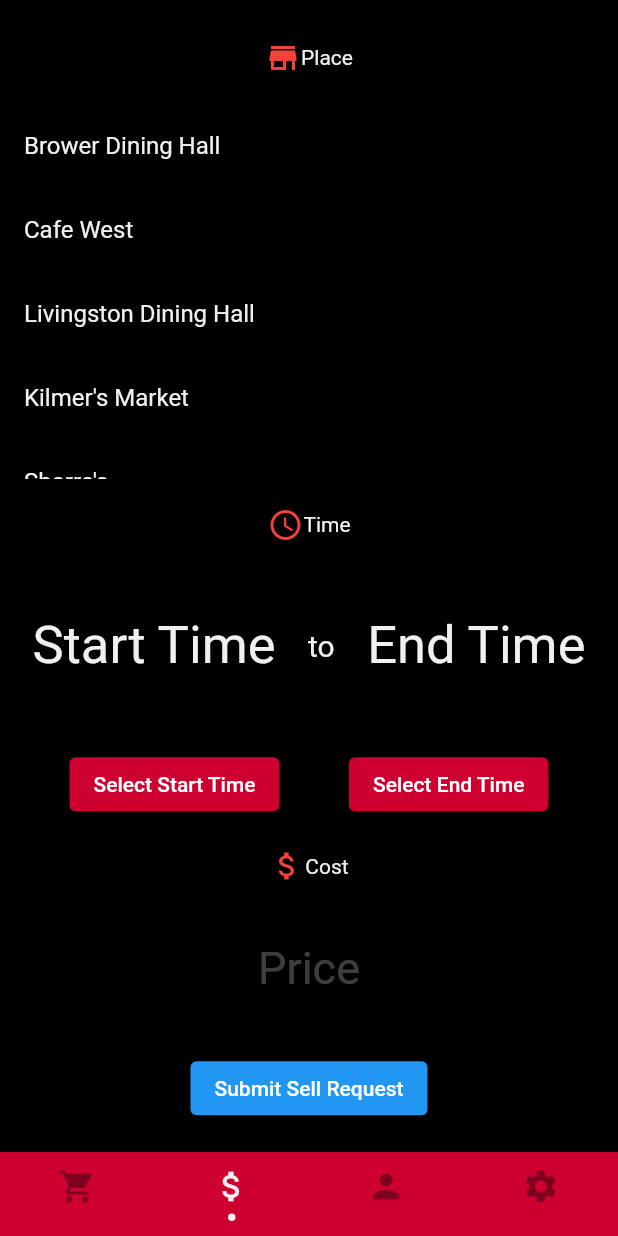
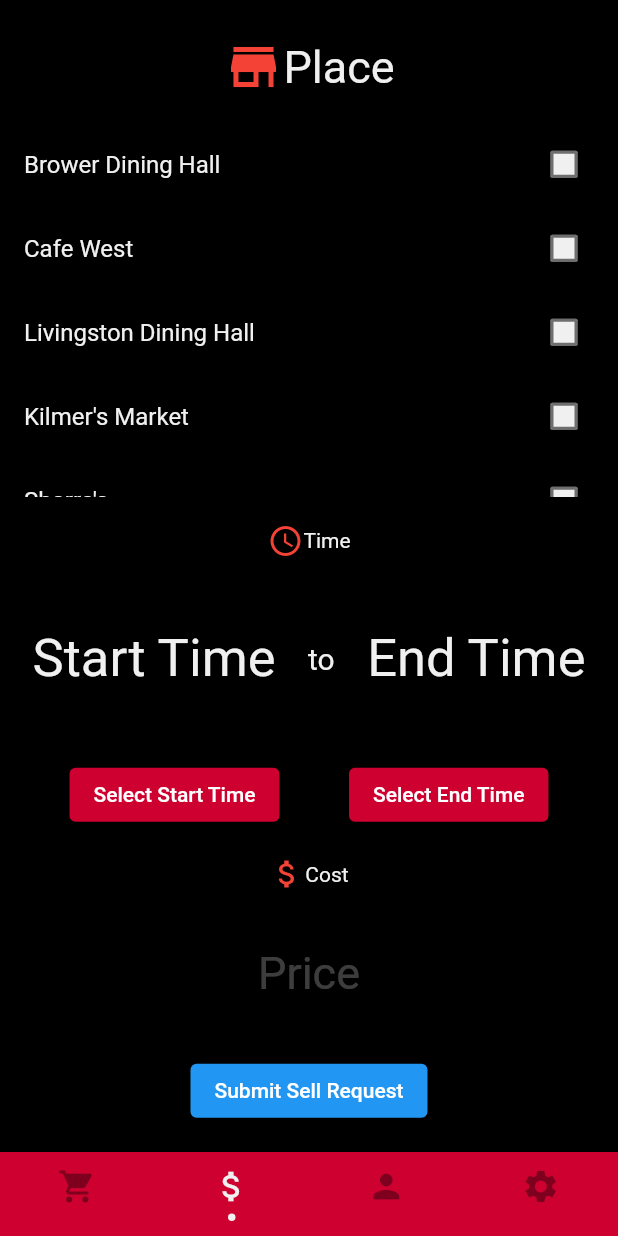
Before and after one commit to SoPat712/RUSwipeShare, a Flutter app: the screen it shows once a user with an empty profile is signed in, item 2 of the bottom bar chosen, on a phone screen of 412 x 824 dp. Run offline on Flutter 3.47's test engine with Material 2 defaults, Android fonts, the phone set to English and light mode, and no system bars; drawn by our look-alikes of persistent_bottom_nav_bar; our stand-ins replace cloud_firestore, firebase_auth, firebase_core, flutter_credit_card, google_fonts; missing offline and left inert: dart:ffi, flutter_stripe, flutterfire_ui; accounts and stored records are empty.

Commit message:
Ui stuff again

```diff
--- a/lib/main.dart
+++ b/lib/main.dart
@@ -9,7 +9,8 @@ import 'auth_gate.dart';
 void main() async {
   WidgetsFlutterBinding.ensureInitialized();
   await Firebase.initializeApp(options: DefaultFirebaseOptions.currentPlatform);
-  Stripe.publishableKey = "pk_test_51MfY7PFVdcWv896FKvDhgKabYeDq4AnoFcWxCAg4hquj6TBAsN0kznXPVyKA7M1pMq5PsieGQwsx6QY5ld5ZQzJ500rVCMPPXp";
+  Stripe.publishableKey =
+      "pk_test_51MfY7PFVdcWv896FKvDhgKabYeDq4AnoFcWxCAg4hquj6TBAsN0kznXPVyKA7M1pMq5PsieGQwsx6QY5ld5ZQzJ500rVCMPPXp";
 
   runApp(const MyApp());
 }
@@ -30,7 +31,13 @@ class MyApp extends StatelessWidget {
         textButtonTheme: TextButtonThemeData(
             style: ButtonStyle(
                 textStyle: MaterialStatePropertyAll(TextStyle(
-                      color: CustomMaterialColor(240, 240, 240).mdColor))))),
+                    color: CustomMaterialColor(240, 240, 240).mdColor)))),
+        checkboxTheme: CheckboxThemeData(
+          fillColor: MaterialStatePropertyAll(
+              CustomMaterialColor(240, 240, 240).mdColor),
+          checkColor: MaterialStatePropertyAll(Colors.black),
+        ),
+      ),
       home: const AuthGate(),
     );
   }
--- a/lib/sell.dart
+++ b/lib/sell.dart
@@ -3,7 +3,6 @@
 import 'package:firebase_auth/firebase_auth.dart';
 import 'package:firebase_core/firebase_core.dart';
 import 'package:flutter/material.dart';
-import 'package:currency_text_input_formatter/currency_text_input_formatter.dart';
 import 'package:ruswipeshare/auth_gate.dart';
 import 'package:ruswipeshare/meetings.dart';
 import 'package:cloud_firestore/cloud_firestore.dart';
@@ -47,15 +46,30 @@ class _SellScreenState extends State<SellScreen> {
           mainAxisAlignment: MainAxisAlignment.spaceEvenly,
           children: [
             Row(
-              mainAxisAlignment: MainAxisAlignment.center,
-              children: const [
-                Icon(Icons.store_mall_directory, color: Colors.red),
-                Text('Place'),
+              children: [
+                Expanded(
+                    child: Row(
+                  mainAxisAlignment: MainAxisAlignment.center,
+                  children: [
+                    Icon(
+                      Icons.store_mall_directory,
+                      color: Colors.red,
+                      size: 40,
+                    ),
+                    Text(
+                      'Place',
+                      style: TextStyle(
+                        fontSize: 30,
+                      ),
+                    ),
+                  ],
+                ))
               ],
             ),
             ConstrainedBox(
               constraints: const BoxConstraints.expand(height: 250),
               child: ListView.builder(
+                physics: BouncingScrollPhysics(),
                 itemCount: values.length,
                 itemBuilder: (context, index) => CheckboxListTile(
                   title: Text(values.keys.elementAt(index)),
```
Lines whose indentation alone changed are shown as unchanged.
